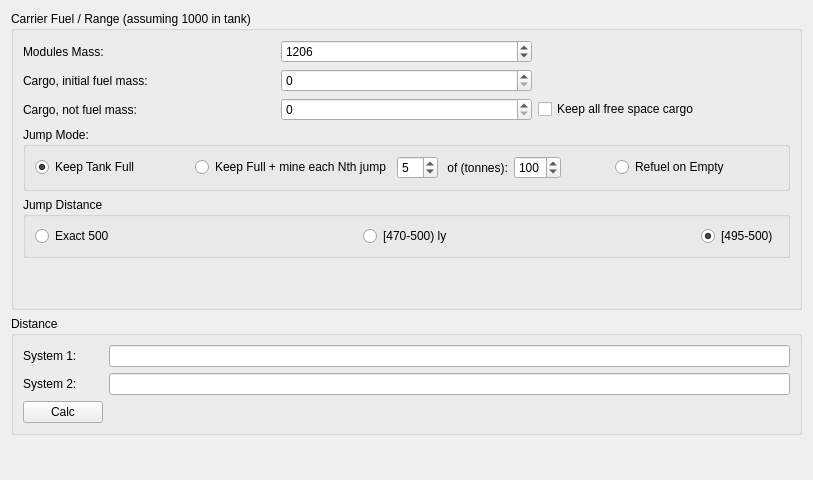
Before: the Qt Designer form widgets/calcstab.ui in alexzk1/ed_highway, drawn with Qt 5.
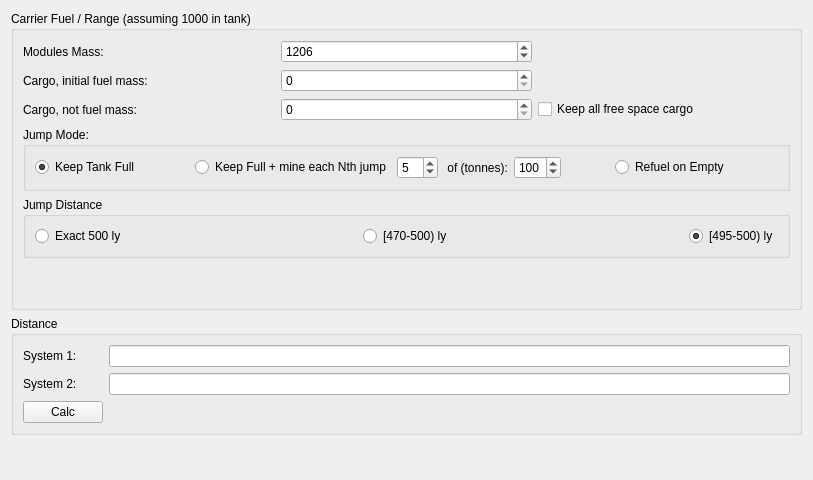
After: the same form once the commit is applied.

Commit message: fixed typos - forgoten LY texts

What changed in the file:
```diff
--- a/widgets/calcstab.ui
+++ b/widgets/calcstab.ui
@@ -227,7 +227,7 @@
          <item>
           <widget class="QRadioButton" name="rbD500">
            <property name="text">
-            <string>Exact 500</string>
+            <string>Exact 500 ly</string>
            </property>
           </widget>
          </item>
@@ -267,7 +267,7 @@
          <item>
           <widget class="QRadioButton" name="rbD495">
            <property name="text">
-            <string>[495-500)</string>
+            <string>[495-500) ly</string>
            </property>
            <property name="checked">
             <bool>true</bool>
```
